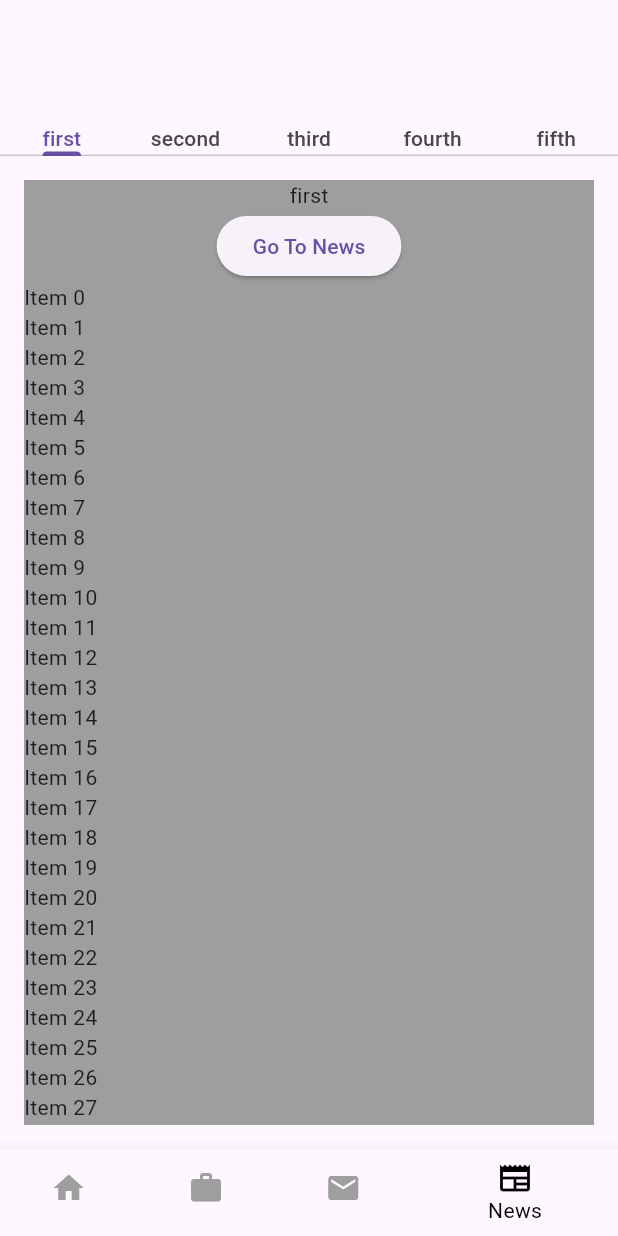
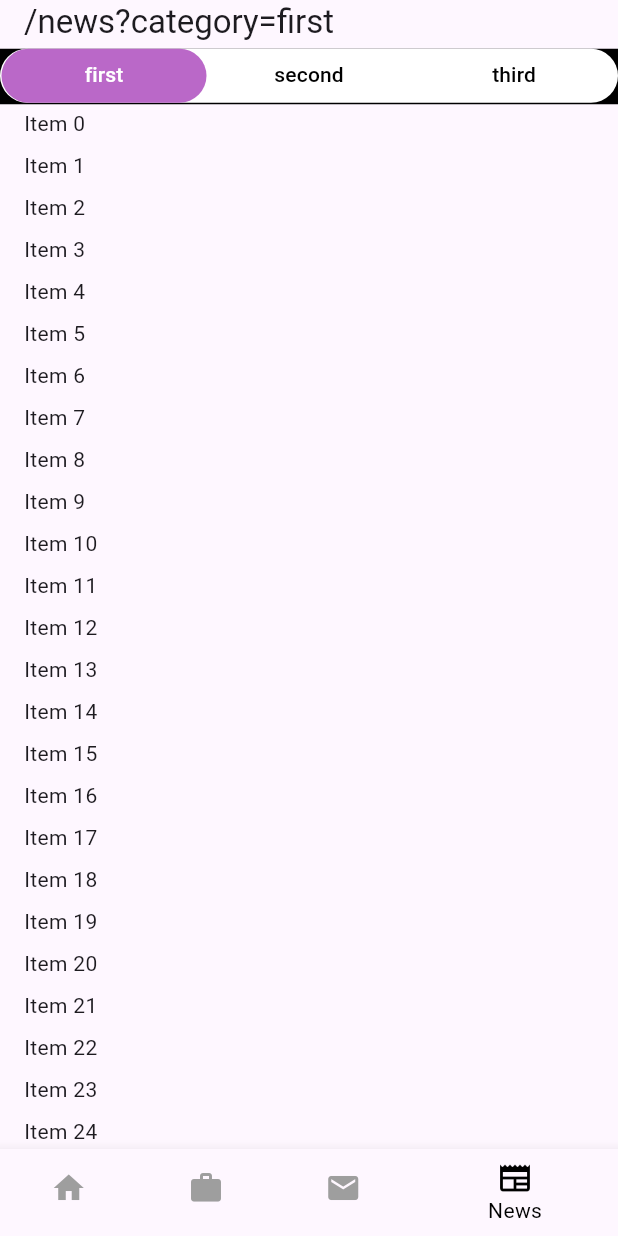
Before and after one commit to ike20013/nav_experimental, a Flutter app: the screen it shows after launch, item 4 of the bottom bar chosen, on a phone screen of 412 x 824 dp. Run offline on Flutter 3.47's test engine with Material 3 defaults, Android fonts, the light colour scheme and no system bars; our stand-ins replace go_router.

Commit message:
табы, привязанные к роутингу

```diff
--- a/lib/main_page.dart
+++ b/lib/main_page.dart
@@ -20,8 +20,7 @@ class MainPage extends StatelessWidget {
         items: const <BottomNavigationBarItem>[
           BottomNavigationBarItem(icon: Icon(Icons.home), label: 'Home'),
           BottomNavigationBarItem(icon: Icon(Icons.work), label: 'Library'),
-          BottomNavigationBarItem(
-              icon: Icon(Icons.local_post_office), label: 'Office'),
+          BottomNavigationBarItem(icon: Icon(Icons.local_post_office), label: 'Office'),
           BottomNavigationBarItem(icon: Icon(Icons.newspaper), label: 'News'),
         ],
         currentIndex: navigationShell.currentIndex,
--- a/lib/routes/routes.dart
+++ b/lib/routes/routes.dart
@@ -24,11 +24,11 @@ import 'package:navigation_experimental/screens/office/tasks_page.dart';
 const String homeScreenRoute = 'home';
 const String detailsScreenRoute = 'details';
 
-final GlobalKey<NavigatorState> _rootNavigatorKey =
-    GlobalKey<NavigatorState>(debugLabel: 'root');
+final GlobalKey<NavigatorState> _rootNavigatorKey = GlobalKey<NavigatorState>(debugLabel: 'root');
 
 final GlobalKey<NavigatorState> _officeNavigatorKey =
     GlobalKey<NavigatorState>(debugLabel: 'office');
+final visitedRoutes = [];
 
 final shellRouter = GoRouter(
   observers: [MyNavObserver()],
@@ -40,8 +40,7 @@ final shellRouter = GoRouter(
   routes: [
     StatefulShellRoute.indexedStack(
       // parentNavigatorKey: _mainNavigatorKey,
-      builder: (context, state, navigationShell) =>
-          MainPage(navigationShell: navigationShell),
+      builder: (context, state, navigationShell) => MainPage(navigationShell: navigationShell),
       branches: <StatefulShellBranch>[
         StatefulShellBranch(
           observers: [MyNavObserver()],
@@ -67,8 +66,7 @@ final shellRouter = GoRouter(
                     // name: state.name,
                     child: DetailsScreen(
                       id: int.parse(state.pathParameters['id']!),
-                      isChatOpened:
-                          state.uri.queryParameters.containsKey('chat'),
+                      isChatOpened: state.uri.queryParameters.containsKey('chat'),
                       messageId: state.uri.queryParameters['messageId'],
                     ),
                   ),
@@ -111,10 +109,9 @@ final shellRouter = GoRouter(
               routes: [
                 StatefulShellRoute(
                   parentNavigatorKey: _officeNavigatorKey,
-                  builder: (context, state, officeNavigationShell) =>
-                      officeNavigationShell,
-                  navigatorContainerBuilder:
-                      (context, officeNavigationShell, children) => OfficePage(
+                  builder: (context, state, officeNavigationShell) => officeNavigationShell,
+                  navigatorContainerBuilder: (context, officeNavigationShell, children) =>
+                      OfficePage(
                     officeNavigationShell: officeNavigationShell,
                     children: children,
                   ),
@@ -141,8 +138,7 @@ final shellRouter = GoRouter(
 
                                 return true;
                               },
-                              builder: (context, state) =>
-                                  const DocumentsDetailsPage(),
+                              builder: (context, state) => const DocumentsDetailsPage(),
                             ),
                           ],
                         ),
@@ -170,25 +166,27 @@ final shellRouter = GoRouter(
           ],
         ),
         StatefulShellBranch(
-          initialLocation: '/news/ ',
+          initialLocation: '/news',
           routes: [
             GoRoute(
-                path: '/news/:category',
+              path: '/news',
               name: 'categoriedNews',
               builder: (context, state) {
-                  final category = state.pathParameters['category']!;
+                final category = state.uri.queryParameters['category'];
+
                 return NewsPage(category: category);
               },
               routes: [
                 GoRoute(
-                    path: ':newsId',
+                  path: ':id',
                   name: 'newsDetail',
                   builder: (context, state) {
-                      final newsId = state.pathParameters['newsId']!;
+                    final newsId = state.pathParameters['id']!;
                     return NewsDetailPage(newsId: newsId);
                   },
                 ),
-                ],),
+              ],
+            ),
 
             // GoRoute(
             //   name: 'news',
--- a/lib/screens/news/dynamic_tab_bar.dart
+++ b/lib/screens/news/dynamic_tab_bar.dart
@@ -1,5 +1,8 @@
+import 'dart:developer';
+
 import 'package:flutter/material.dart';
 import 'package:go_router/go_router.dart';
+import 'package:navigation_experimental/widgets/sliver_tab_bar.dart';
 
 class DynamicTabBar extends StatefulWidget {
   final List<String> categories;
@@ -14,19 +17,22 @@ class DynamicTabBar extends StatefulWidget {
   State<DynamicTabBar> createState() => _DynamicTabBarState();
 }
 
-class _DynamicTabBarState extends State<DynamicTabBar>
-    with SingleTickerProviderStateMixin {
+class _DynamicTabBarState extends State<DynamicTabBar> with SingleTickerProviderStateMixin {
   late final TabController _tabController;
+
+  late final Map<String, ScrollController> _scrollControllers;
 
   @override
   void initState() {
-    final int initCategory = widget.categories
-        .indexWhere((element) => element == widget.currentCategory);
+    super.initState();
+
+    _scrollControllers = {};
+    final int initCategory =
+        widget.categories.indexWhere((category) => category == widget.currentCategory);
 
     if (initCategory == -1) {
       WidgetsFlutterBinding.ensureInitialized().addPostFrameCallback((_) {
-        context.go(
-            '/news/${widget.categories[initCategory != -1 ? initCategory : 0]}');
+        _goRouterUpdateCategory(widget.categories[initCategory != -1 ? initCategory : 0]);
       });
     }
 
@@ -34,59 +40,96 @@ class _DynamicTabBarState extends State<DynamicTabBar>
         length: widget.categories.length,
         vsync: this,
         initialIndex: initCategory != -1 ? initCategory : 0,
-    );
-    super.initState();
+      )..addListener(() {
+          if (!_tabController.indexIsChanging) {
+            log('${_tabController.index}');
+
+            final uriCategory =
+                GoRouter.of(context).routeInformationProvider.value.uri.queryParameters['category'];
+
+            final int index = widget.categories.indexWhere((c) => c == uriCategory);
+
+            if (index != _tabController.index) {
+              _goRouterUpdateCategory(widget.categories[_tabController.index]);
+            }
+          }
+      });
+  }
+
+  @override
+  void didUpdateWidget(covariant DynamicTabBar oldWidget) {
+    super.didUpdateWidget(oldWidget);
+    if (!_tabController.indexIsChanging) {
+      final uriCategory =
+          GoRouter.of(context).routeInformationProvider.value.uri.queryParameters['category'];
+
+      final int index = widget.categories.indexWhere((c) => c == uriCategory);
+
+      if (index != -1 && index != _tabController.index) {
+        log('update');
+        _tabController.animateTo(index);
+      }
+    }
   }
 
   @override
   Widget build(BuildContext context) {
     return Scaffold(
-      appBar: AppBar(
-        automaticallyImplyLeading: false,
-        bottom: TabBar(
+        body: NestedScrollView(
+      headerSliverBuilder: (context, innerBoxIsScrolled) => [
+        SliverAppBar(
+          pinned: true,
+          toolbarHeight: 30,
+          title:
+              SafeArea(child: Text('${GoRouter.of(context).routeInformationProvider.value.uri}')),
+        ),
+        SliverTabBar(
           controller: _tabController,
-          onTap: (value) {
-            // _tabController.animateTo(value);
-
-            context.go('/news/${widget.categories[value]}');
-          },
-          tabs: widget.categories
-              .map(
-                (e) => Text(e),
-              )
-              .toList(),
+          tabs: widget.categories.map((c) => Tab(text: c)).toList(),
         ),
-      ),
+      ],
       body: TabBarView(
         controller: _tabController,
         children: widget.categories
             .map(
-              (e) => Padding(
-                key: ValueKey(e),
-                padding: EdgeInsets.all(16),
-                child: Container(
-                    color: Colors.grey,
-                    child: Column(
-                      children: [
-                        Text(e),
-                        ElevatedButton(
-                          onPressed: () => context.go(
-                              '/news/${widget.categories[_tabController.index]}/${_tabController.index + 100}'),
-                          child: Text('Go To News'),
+              (category) => Builder(builder: (context) {
+                _setupScrollController(category);
+
+                return CustomScrollView(
+                    key: PageStorageKey(category),
+                    controller: _scrollControllers[category],
+                    slivers: [
+                      SliverOverlapInjector(
+                          handle: NestedScrollView.sliverOverlapAbsorberHandleFor(context)),
+                      SliverPadding(
+                        padding: const EdgeInsets.symmetric(horizontal: 16),
+                        sliver: SliverList.separated(
+                          itemBuilder: (context, index) => GestureDetector(
+                              onTap: () => context.goNamed(
+                                    'newsDetail',
+                                    pathParameters: {'id': '$index'},
                                   ),
-                        Expanded(
-                          child: ListView.builder(
-                            itemBuilder: (context, index) =>
-                                Text('Item $index'),
+                              child: Text('Item $index')),
                           itemCount: 100,
+                          separatorBuilder: (context, index) => const SizedBox(height: 8),
                         ),
                       ),
-                      ],
-                    )),
-              ),
+                    ]);
+              }),
             )
             .toList(),
       ),
-    );
+    ));
+  }
+
+  void _goRouterUpdateCategory(String category) {
+    context.go('/news?category=$category');
+  }
+
+  void _setupScrollController(String category) {
+    if (_scrollControllers[category] == null) {
+      _scrollControllers[category] = ScrollController();
     }
   }
+}
+//
--- a/lib/screens/news/news_screen.dart
+++ b/lib/screens/news/news_screen.dart
@@ -10,10 +10,18 @@ class NewsPage extends StatelessWidget {
     return FutureBuilder(
       future: getCategories(),
       builder: (context, snapshot) {
-        if(snapshot.hasData) {
-          return DynamicTabBar(categories: snapshot.data!, currentCategory: category,);
+        if (snapshot.hasData) {
+          return DynamicTabBar(
+            categories: snapshot.data!,
+            currentCategory: category,
+          );
         }
-        return const CircularProgressIndicator();
+        return const Center(
+          child: SizedBox.square(
+            dimension: 32,
+            child: CircularProgressIndicator(),
+          ),
+        );
       },
     );
   }
@@ -21,6 +29,6 @@ class NewsPage extends StatelessWidget {
   Future<List<String>> getCategories() async {
     await Future.delayed(const Duration(seconds: 1));
 
-    return ['first', 'second', 'third', 'fourth', 'fifth'];
+    return ['first', 'second', 'third'];
   }
 }
--- /dev/null
+++ b/lib/widgets/tab_bar.dart
@@ -0,0 +1,57 @@
+import 'package:flutter/material.dart';
+
+class BaseTabBar extends StatelessWidget implements PreferredSizeWidget {
+  final List<Widget> tabs;
+  final TabController? controller;
+  final Function(int)? onChange;
+  final bool isScrollable;
+  final TabAlignment? tabAlignment;
+
+  const BaseTabBar({
+    super.key,
+    required this.tabs,
+    this.controller,
+    this.onChange,
+    this.isScrollable = false,
+    this.tabAlignment,
+  });
+
+  @override
+  Size get preferredSize => const Size.fromHeight(36);
+
+  @override
+  Widget build(BuildContext context) {
+    return Padding(
+      padding: const EdgeInsets.only(bottom: 1),
+      child: SizedBox(
+        height: 36,
+        child: Material(
+          color: Colors.white,
+          borderRadius: BorderRadius.circular(50),
+          child: Padding(
+            padding: const EdgeInsets.symmetric(horizontal: 1),
+            child: TabBar(
+              splashFactory: InkRipple.splashFactory,
+              // overlayColor: WidgetStatePropertyAll(context.shades.tp8),
+              isScrollable: isScrollable,
+              controller: controller,
+              onTap: onChange,
+              splashBorderRadius: BorderRadius.circular(50),
+              dividerHeight: 0,
+              indicatorSize: TabBarIndicatorSize.tab,
+              labelPadding: const EdgeInsets.symmetric(horizontal: 16),
+              indicator: BoxDecoration(
+                borderRadius: BorderRadius.circular(50),
+                color: Colors.purple[300],
+              ),
+              unselectedLabelColor: Colors.black,
+              labelColor: Colors.white,
+              tabs: tabs,
+              tabAlignment: tabAlignment,
+            ),
+          ),
+        ),
+      ),
+    );
+  }
+}
```
Also changed, not shown: lib/widgets/sliver_tab_bar.dart (added, +41 -0 lines). Lines whose indentation alone changed are shown as unchanged.
